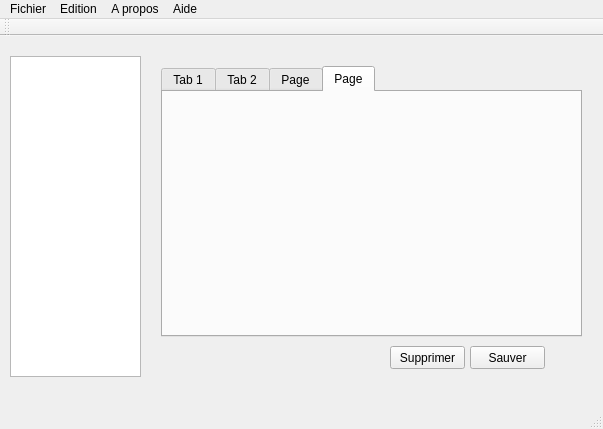
Above: ProjetPriseDeNote/mainwindow.ui from Simobain/MotDit before the change. Below: the same form after it.
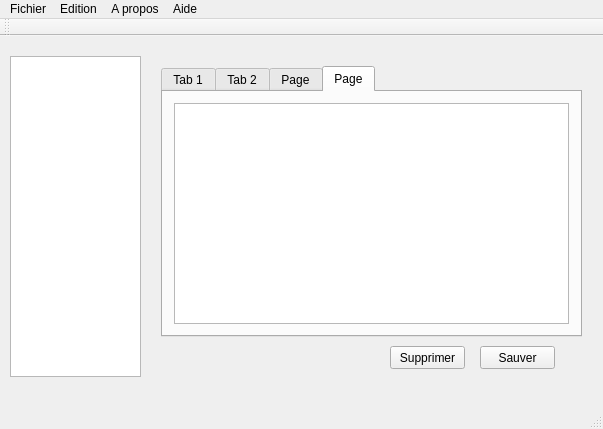
That is the form after the change. The open tabs and pages were chosen to show the change.

What changed in the file:
```diff
--- a/ProjetPriseDeNote/mainwindow.ui
+++ b/ProjetPriseDeNote/mainwindow.ui
@@ -47,12 +47,17 @@
      <attribute name="title">
       <string>Page</string>
      </attribute>
+     <layout class="QVBoxLayout" name="verticalLayout_4">
+      <item>
+       <widget class="QTextEdit" name="textEdit"/>
+      </item>
+     </layout>
     </widget>
    </widget>
    <widget class="QPushButton" name="sauver">
     <property name="geometry">
      <rect>
-      <x>470</x>
+      <x>480</x>
       <y>310</y>
       <width>75</width>
       <height>23</height>
```
Left out of the diff: 5 changed lines with no effect on the pictures.
